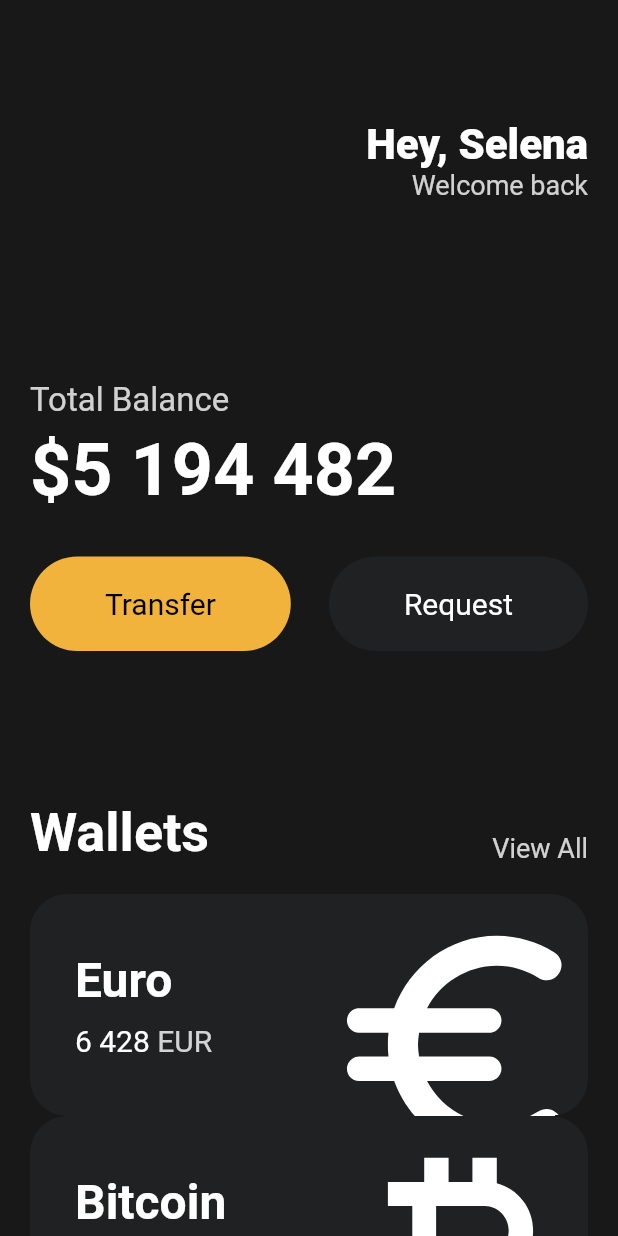
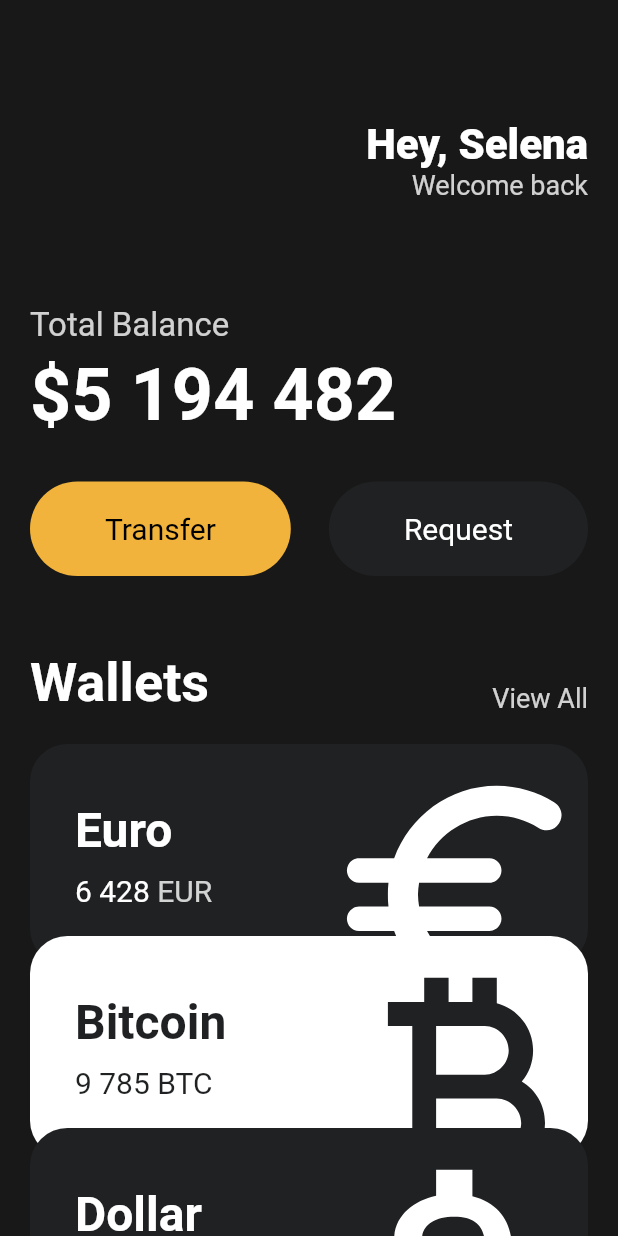
Before and after one commit to PearlKang/Nomadcoders, a Flutter app: the screen it shows after launch, on a phone screen of 412 x 824 dp. Run offline on Flutter 3.47's test engine with Material 2 defaults, Android fonts, the phone set to English and light mode, and no system bars.

Commit message:
2023.02.18

```diff
--- a/Program/Flutter/toonflix/lib/main.dart
+++ b/Program/Flutter/toonflix/lib/main.dart
@@ -54,7 +54,7 @@ class App extends StatelessWidget {
                   ],
                 ),
                 const SizedBox(
-                  height: 120,
+                  height: 70,
                 ),
                 Text(
                   "Total Balance",
@@ -93,7 +93,7 @@ class App extends StatelessWidget {
                   ],
                 ),
                 const SizedBox(
-                  height: 100,
+                  height: 50,
                 ),
                 Row(
                   crossAxisAlignment: CrossAxisAlignment.end,
@@ -124,12 +124,33 @@ class App extends StatelessWidget {
                   code: "EUR",
                   amount: "6 428",
                   icon: Icons.euro_rounded,
+                  isInverted: false,
                 ),
-                const CurrencyCard(
-                  name: "Bitcoin",
-                  code: "BTC",
-                  amount: "9 785",
-                  icon: Icons.currency_bitcoin,
+                Transform.translate(
+                  offset: const Offset(
+                    0,
+                    -20,
+                  ),
+                  child: const CurrencyCard(
+                    name: "Bitcoin",
+                    code: "BTC",
+                    amount: "9 785",
+                    icon: Icons.currency_bitcoin,
+                    isInverted: true,
+                  ),
+                ),
+                Transform.translate(
+                  offset: const Offset(
+                    0,
+                    -40,
+                  ),
+                  child: const CurrencyCard(
+                    name: "Dollar",
+                    code: "USD",
+                    amount: "428",
+                    icon: Icons.attach_money_outlined,
+                    isInverted: false,
+                  ),
                 ),
               ],
             ),
--- a/Program/Flutter/toonflix/lib/widgets/currency_card.dart
+++ b/Program/Flutter/toonflix/lib/widgets/currency_card.dart
@@ -3,6 +3,9 @@ import 'package:flutter/material.dart';
 class CurrencyCard extends StatelessWidget {
   final String name, code, amount;
   final IconData icon;
+  final bool isInverted;
+
+  final _blackColor = const Color(0xFF1F2123);
 
   const CurrencyCard({
     super.key,
@@ -10,6 +13,7 @@ class CurrencyCard extends StatelessWidget {
     required this.code,
     required this.amount,
     required this.icon,
+    required this.isInverted,
   });
 
   @override
@@ -17,7 +21,7 @@ class CurrencyCard extends StatelessWidget {
     return Container(
       clipBehavior: Clip.hardEdge,
       decoration: BoxDecoration(
-        color: const Color(0xFF1F2123),
+        color: isInverted ? Colors.white : _blackColor,
         borderRadius: BorderRadius.circular(25),
       ),
       child: Padding(
@@ -30,8 +34,8 @@ class CurrencyCard extends StatelessWidget {
               children: [
                 Text(
                   name,
-                  style: const TextStyle(
-                    color: Colors.white,
+                  style: TextStyle(
+                    color: isInverted ? _blackColor : Colors.white,
                     fontSize: 32,
                     fontWeight: FontWeight.w600,
                   ),
@@ -43,8 +47,8 @@ class CurrencyCard extends StatelessWidget {
                   children: [
                     Text(
                       amount,
-                      style: const TextStyle(
-                        color: Colors.white,
+                      style: TextStyle(
+                        color: isInverted ? _blackColor : Colors.white,
                         fontSize: 20,
                       ),
                     ),
@@ -54,7 +58,9 @@ class CurrencyCard extends StatelessWidget {
                     Text(
                       code,
                       style: TextStyle(
-                        color: Colors.white.withOpacity(0.8),
+                        color: isInverted
+                            ? _blackColor
+                            : Colors.white.withOpacity(0.8),
                         fontSize: 20,
                       ),
                     ),
@@ -71,7 +77,7 @@ class CurrencyCard extends StatelessWidget {
                 ),
                 child: Icon(
                   icon,
-                  color: Colors.white,
+                  color: isInverted ? _blackColor : Colors.white,
                   size: 88,
                 ),
               ),
```
